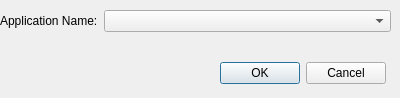
Qt form src/modules/application/ApplicationDependencyDialog.ui (jensvogt/awsmock-qt-ui) before a commit.
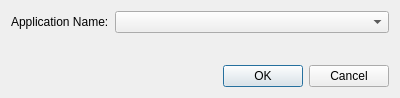
The same form after that commit.

Diff of the .ui file:
```diff
--- a/src/modules/application/ApplicationDependencyDialog.ui
+++ b/src/modules/application/ApplicationDependencyDialog.ui
@@ -13,28 +13,8 @@
   <property name="windowTitle">
    <string>ApplicationDependencyDIalog</string>
   </property>
-  <widget class="QDialogButtonBox" name="buttonBox">
-   <property name="geometry">
-    <rect>
-     <x>220</x>
-     <y>60</y>
-     <width>166</width>
-     <height>26</height>
-    </rect>
-   </property>
-   <property name="standardButtons">
-    <set>QDialogButtonBox::Cancel|QDialogButtonBox::Ok</set>
-   </property>
-  </widget>
-  <widget class="QWidget" name="formLayoutWidget">
-   <property name="geometry">
-    <rect>
-     <x>0</x>
-     <y>10</y>
-     <width>391</width>
-     <height>41</height>
-    </rect>
-   </property>
+  <layout class="QVBoxLayout" name="verticalLayout">
+   <item>
    <layout class="QFormLayout" name="formLayout">
     <item row="0" column="0">
      <widget class="QLabel" name="label">
@@ -47,7 +27,15 @@
      <widget class="QComboBox" name="comboBox"/>
     </item>
    </layout>
-  </widget>
+   </item>
+   <item>
+    <widget class="QDialogButtonBox" name="buttonBox">
+     <property name="standardButtons">
+      <set>QDialogButtonBox::StandardButton::Cancel|QDialogButtonBox::StandardButton::Ok</set>
+     </property>
+    </widget>
+   </item>
+  </layout>
  </widget>
  <resources/>
  <connections/>
```
Left out of the diff: 2 changed lines with no effect on the pictures. Lines whose indentation alone changed are shown as unchanged.
